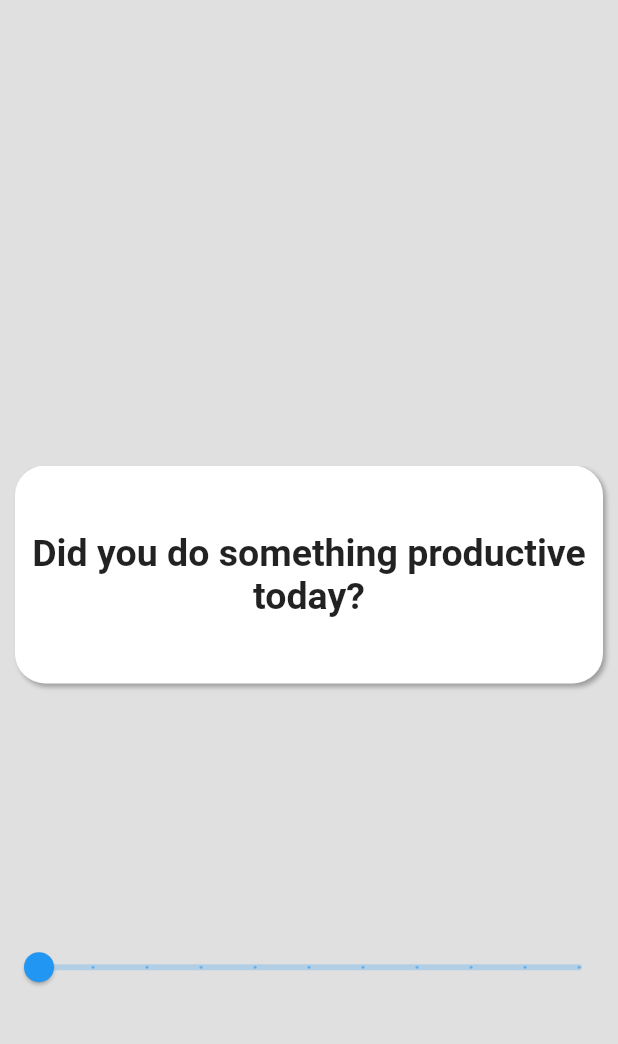
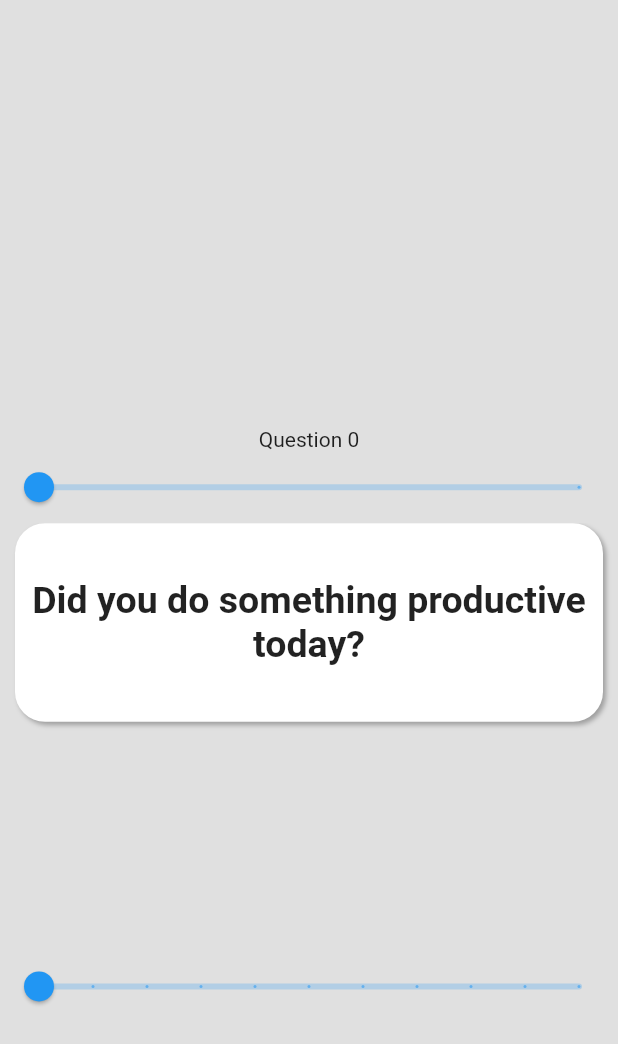
Before and after one commit to ChrisPC-39/trigger, a Flutter app: the AnswerScreen screen opened directly, on a phone screen of 412 x 824 dp. Shown: the top 1044 px of the screen. Run offline on Flutter 3.47's test engine with Material 2 defaults, Android fonts, the phone set to English and light mode, and no system bars; our stand-ins replace fl_chart, flutter_local_notifications, hive, hive_flutter, shared_preferences, syncfusion_flutter_sliders and 1 more; missing offline and left inert: day_night_time_picker; accounts and stored records are empty; generated files the repository leaves out were written again.

Commit message:
TODO: Slider for questions in answers_screen + bug fixes

```diff
--- a/lib/screens/main_screens/answer_screen.dart
+++ b/lib/screens/main_screens/answer_screen.dart
@@ -3,6 +3,7 @@ import 'dart:ui';
 import 'package:flutter/material.dart';
 import 'package:hive/hive.dart';
 import 'package:trigger/database/question.dart';
+import 'package:syncfusion_flutter_sliders/sliders.dart';
 
 import '../../style.dart';
 
@@ -14,15 +15,17 @@ class AnswerScreen extends StatefulWidget {
 class _AnswerScreenState extends State<AnswerScreen> {
   int currQuestion = 0;
   bool canChangeScreen = false;
-  double answeredQuestions;
   double rating = 0;
+  double scrollbar = 0;
   final pageController = PageController(initialPage: 0, keepPage: true);
 
   @override
   void initState() {
-    final question = Hive.box("questions").getAt(currQuestion) as Question;
-    if(question.answer.length != 0)
-      rating = question.answer[currQuestion].toDouble() / 10;
+    final question = Hive.box("questions").getAt(Hive.box("questions").length - 1) as Question;
+    if(question.answer.length != 0 && answeredToday(question)) {
+      rating = question.answer.last.toDouble() / 10;
+      setState(() {});
+    }
     else rating = 0;
 
     super.initState();
@@ -54,19 +57,20 @@ class _AnswerScreenState extends State<AnswerScreen> {
           Column(
             children: [
               Spacer(flex: 2),
+              _buildScrollQuestions(),
               Expanded(
-                child: AbsorbPointer(
-                  absorbing: answeredQuestions == 1.0,
                 child: PageView(
                   physics: BouncingScrollPhysics(),
                   controller: pageController,
-                    onPageChanged: (index) => setState(() { currQuestion = index; }),
+                  onPageChanged: (index) => setState(() {
+                    currQuestion = index;
+                    scrollbar = index.toDouble();
+                  }),
                   children: [
                     if(questionBox.length != 0)
                       for(int i = 0; i < questionBox.length; i++)
                         _buildQuestion(i)
                   ]
-                  )
                 )
               ),
               Spacer(flex: 1),
@@ -76,6 +80,34 @@ class _AnswerScreenState extends State<AnswerScreen> {
           )
         ]
       )
+    );
+  }
+
+  Widget _buildScrollQuestions() {
+    final questionBox = Hive.box("questions");
+
+    return Column(
+      mainAxisAlignment: MainAxisAlignment.center,
+      children: [
+        Text("Question $currQuestion"),
+        Slider(
+          value: scrollbar / 10,
+          min: 0,
+          max: questionBox.length / 10 - 0.1,
+          divisions: questionBox.length,
+          label: "${scrollbar.toInt()}",
+          onChanged: (newQuestion) {
+            setState(() {
+              scrollbar = (newQuestion * 10).round().floor().toDouble();
+              pageController.animateToPage(
+                scrollbar.toInt(),
+                curve: Curves.easeIn,
+                duration: Duration(milliseconds: 200)
+              );
+            });
+          }
+        )
+      ]
     );
   }
 
@@ -122,20 +154,16 @@ class _AnswerScreenState extends State<AnswerScreen> {
     final questionBox = Hive.box("questions");
     final question = questionBox.getAt(currQuestion) as Question;
 
-    return Column(
-      children: [
-        Slider(
+    return Slider(
       value: rating,
       divisions: 10,
       label: matchLabel(rating),
       onChanged: (newRating) {
         setState(() {
+          addAnswer((rating * 10).round().floor());
           rating = newRating;
-              addAnswer((rating * 10).round().floor());
         });
       }
-        )
-      ]
     );
   }
 
@@ -143,8 +171,7 @@ class _AnswerScreenState extends State<AnswerScreen> {
     if(!answeredToday(question))
       return theme.isDark ? Color(0xFF424242) : Colors.white;
 
-    //int convertedRating = (rating * 10).round().floor();
-    switch(question.answer[currQuestion]) {
+    switch(question.answer.last) {
       case 1: return Colors.red[400];
       case 0: return Color(0xFFE64D06);
       case 2: return Color(0xFFFF9800);
@@ -185,7 +212,7 @@ class _AnswerScreenState extends State<AnswerScreen> {
 
     if(currQuestion < questionBox.length - 1) {
       currQuestion += 1;
-      answeredQuestions = 0.0;
+      scrollbar += 1;
 
       pageController.animateToPage(
         currQuestion,
--- a/pubspec.yaml
+++ b/pubspec.yaml
@@ -20,6 +20,7 @@ dependencies:
   day_night_time_picker: ^1.0.1+1
   flutter_local_notifications: ^5.0.0+1
   fl_chart: ^0.36.0
+  syncfusion_flutter_sliders: ^19.1.58-beta
 
 dev_dependencies:
   flutter_test:
```
Also changed, not shown: lib/main.dart (+0 -12 lines), lib/screens/main_screens/expanded_graph_screen.dart (+20 -5 lines), lib/screens/main_screens/graph_screen.dart (+15 -11 lines), pubspec.lock. Lines whose indentation alone changed are shown as unchanged.
